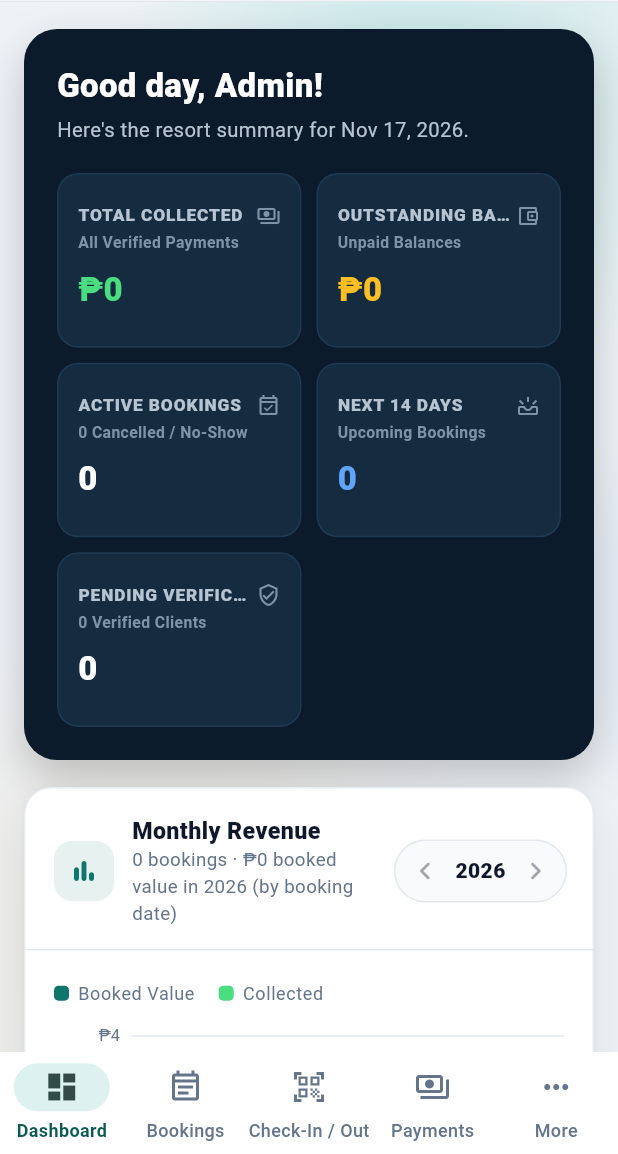
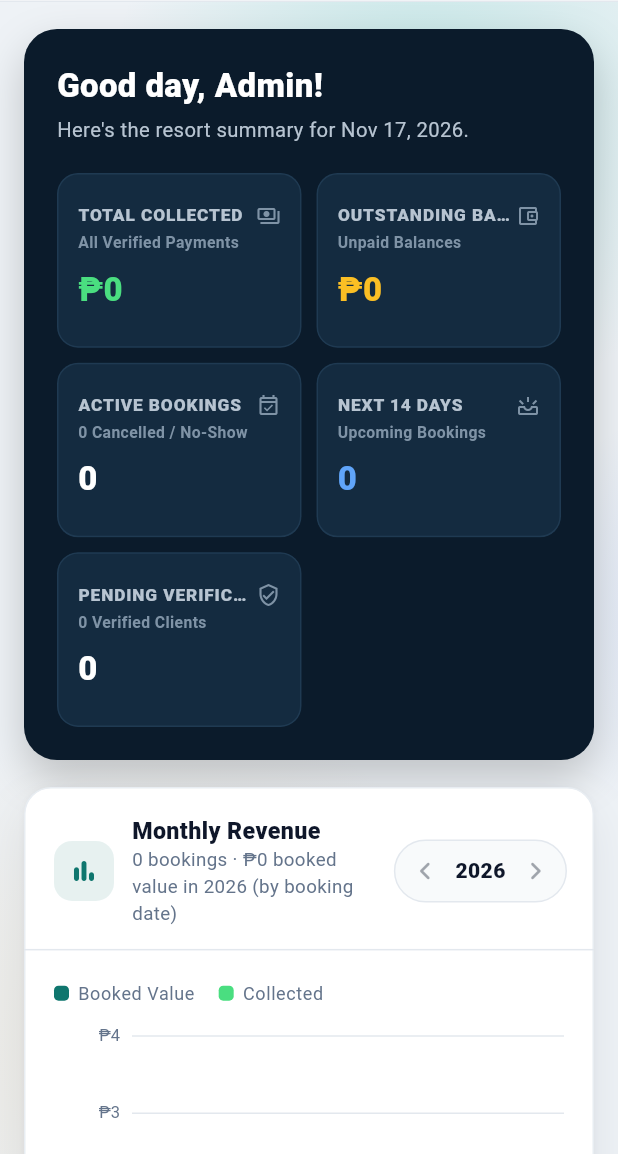
Before and after one commit to kriziabuena34-web/ResortPro, a Flutter app: the AdminDashboardPage screen opened directly, on a phone screen of 412 x 824 dp, the part 82-1236 px from its top. Run offline on Flutter 3.47's test engine with Material 3 defaults, Android fonts, the phone set to English and light mode, and no system bars; our stand-ins replace flutter_local_notifications, flutter_map, geolocator, google_sign_in, image_picker, latlong2 and 5 more; missing offline and left inert: excel, file_saver, mobile_scanner, workmanager; accounts and stored records are empty; network calls fail.

Commit message:
Admin: remove phone bottom bar; resort logo as browser icon
Co-Authored-By: Claude Opus 5.5 <noreply@anthropic.com>

Claude-Session: https://claude.ai/code/session_018aPc1BpboXZkenUgfnyGqX

```diff
--- a/resortpro_admin/lib/screens/admin_dashboard_page.dart
+++ b/resortpro_admin/lib/screens/admin_dashboard_page.dart
@@ -385,16 +385,6 @@ class _AdminDashboardPageState extends State<AdminDashboardPage> {
         _ => 0,
       };
 
-  Widget _moduleIcon(int i, {required bool selected}) {
-    final m = _modules[i];
-    final icon = Icon(selected ? m.selectedIcon : m.icon);
-    final count = _countFor(i);
-    if (count > 0) {
-      return Badge(label: Text('$count'), child: icon);
-    }
-    return icon;
-  }
-
   Widget _bellButton() {
     return ListenableBuilder(
       listenable: _notifications,
@@ -505,65 +495,8 @@ class _AdminDashboardPageState extends State<AdminDashboardPage> {
             ),
           ),
           body: AmbientBackground(child: _buildBody()),
-          // Bottom navigation (phone): priority modules muna, ang iba ay nasa "More".
-          bottomNavigationBar: NavigationBar(
-            selectedIndex: _priorityModules.contains(_index)
-                ? _priorityModules.indexOf(_index)
-                : _priorityModules.length,
-            onDestinationSelected: (i) {
-              if (i < _priorityModules.length) {
-                _openModule(_priorityModules[i]);
-              } else {
-                _showMoreModules();
-              }
-            },
-            destinations: [
-              for (final m in _priorityModules)
-                NavigationDestination(
-                  icon: _moduleIcon(m, selected: false),
-                  selectedIcon: _moduleIcon(m, selected: true),
-                  label: tr(_modules[m].label),
-                ),
-              NavigationDestination(
-                icon: Badge(
-                  isLabelVisible: !_priorityModules.contains(_index),
-                  smallSize: 8,
-                  child: const Icon(Icons.more_horiz),
-                ),
-                label: tr('navMore'),
-              ),
-            ],
-          ),
         );
       },
-    );
-  }
-
-  /// Mga module na laging nasa bottom bar kapag naka-phone (pinakamadalas gamitin).
-  static const _priorityModules = [0, 1, 11, 5]; // Dashboard, Bookings, Check-in/out, Payments
-
-  void _showMoreModules() {
-    showModalBottomSheet(
-      context: context,
-      showDragHandle: true,
-      builder: (sheetContext) => SafeArea(
-        child: Column(
-          mainAxisSize: MainAxisSize.min,
-          children: [
-            for (var i = 0; i < _modules.length; i++)
-              if (!_priorityModules.contains(i))
-                ListTile(
-                  leading: _moduleIcon(i, selected: i == _index),
-                  title: Text(tr(_modules[i].label)),
-                  selected: i == _index,
-                  onTap: () {
-                    Navigator.pop(sheetContext);
-                    _openModule(i);
-                  },
-                ),
-          ],
-        ),
-      ),
     );
   }
 
```
Also changed, not shown: 7 other files.
